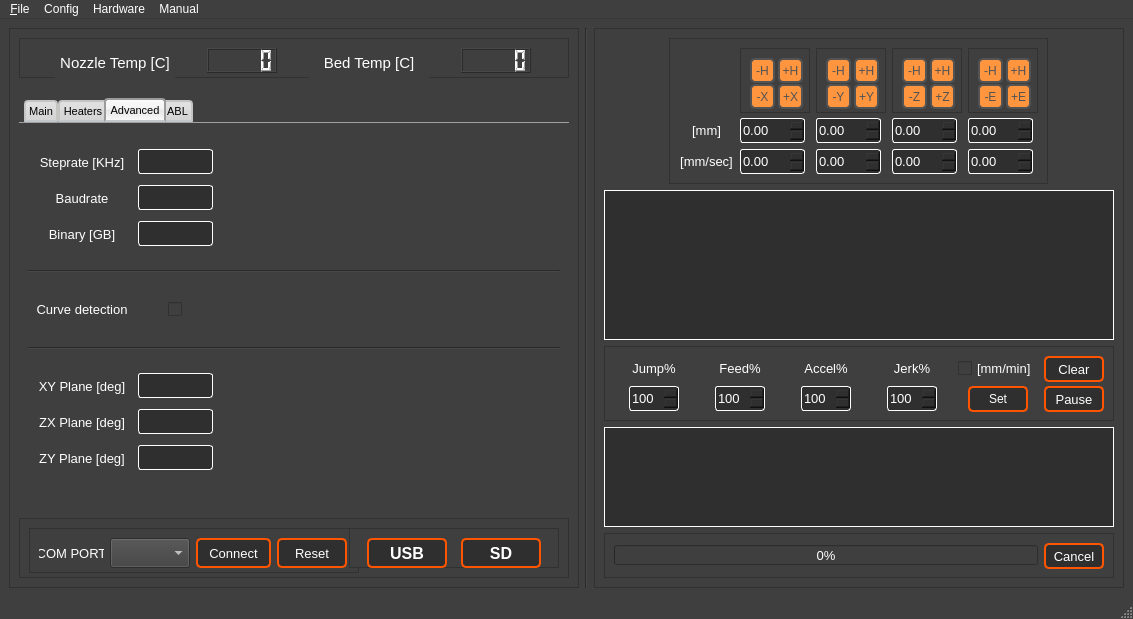
Above: Docs/QtDesigner/mainwindow_design.ui from PanagiotisMenounos/3DHex before the change. Below: the same form after it.
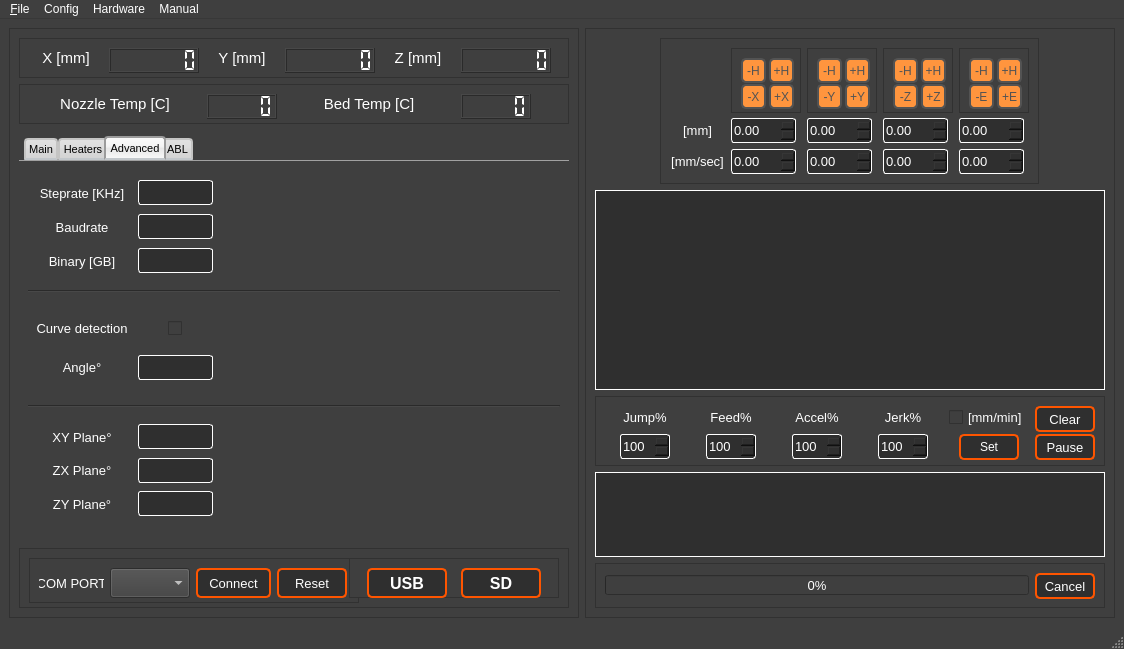
That is the form after the change. The open tabs and pages were chosen to show the change.

Diff of the .ui file:
```diff
--- a/Docs/QtDesigner/mainwindow_design.ui
+++ b/Docs/QtDesigner/mainwindow_design.ui
@@ -6,8 +6,8 @@
    <rect>
     <x>0</x>
     <y>0</y>
-    <width>1133</width>
-    <height>619</height>
+    <width>1124</width>
+    <height>649</height>
    </rect>
   </property>
   <property name="minimumSize">
@@ -200,14 +200,7 @@
 background-color: rgb(63, 63, 63);</string>
    </property>
    <layout class="QGridLayout" name="gridLayout_4">
-    <item row="0" column="1">
-     <widget class="Line" name="line_2">
-      <property name="orientation">
-       <enum>Qt::Vertical</enum>
-      </property>
-     </widget>
-    </item>
-    <item row="0" column="0">
+    <item row="1" column="0">
      <widget class="QFrame" name="frame">
       <property name="minimumSize">
        <size>
@@ -228,6 +221,254 @@
        <enum>QFrame::Raised</enum>
       </property>
       <layout class="QVBoxLayout" name="verticalLayout">
+       <item alignment="Qt::AlignHCenter">
+        <widget class="QFrame" name="frame_24">
+         <property name="sizePolicy">
+          <sizepolicy hsizetype="Maximum" vsizetype="Preferred">
+           <horstretch>0</horstretch>
+           <verstretch>0</verstretch>
+          </sizepolicy>
+         </property>
+         <property name="minimumSize">
+          <size>
+           <width>550</width>
+           <height>40</height>
+          </size>
+         </property>
+         <property name="maximumSize">
+          <size>
+           <width>800</width>
+           <height>40</height>
+          </size>
+         </property>
+         <property name="frameShape">
+          <enum>QFrame::StyledPanel</enum>
+         </property>
+         <property name="frameShadow">
+          <enum>QFrame::Raised</enum>
+         </property>
+         <layout class="QHBoxLayout" name="horizontalLayout_5">
+          <item>
+           <widget class="QLabel" name="l19_7">
+            <property name="minimumSize">
+             <size>
+              <width>60</width>
+              <height>20</height>
+             </size>
+            </property>
+            <property name="maximumSize">
+             <size>
+              <width>60</width>
+              <height>20</height>
+             </size>
+            </property>
+            <property name="font">
+             <font>
+              <pointsize>11</pointsize>
+              <weight>50</weight>
+              <bold>false</bold>
+             </font>
+            </property>
+            <property name="text">
+             <string>X [mm]</string>
+            </property>
+            <property name="alignment">
+             <set>Qt::AlignCenter</set>
+            </property>
+           </widget>
+          </item>
+          <item>
+           <widget class="QLCDNumber" name="Nozz_LCD_2">
+            <property name="minimumSize">
+             <size>
+              <width>90</width>
+              <height>25</height>
+             </size>
+            </property>
+            <property name="maximumSize">
+             <size>
+              <width>90</width>
+              <height>25</height>
+             </size>
+            </property>
+            <property name="font">
+             <font>
+              <pointsize>8</pointsize>
+             </font>
+            </property>
+            <property name="focusPolicy">
+             <enum>Qt::NoFocus</enum>
+            </property>
+            <property name="frameShape">
+             <enum>QFrame::Box</enum>
+            </property>
+            <property name="lineWidth">
+             <number>1</number>
+            </property>
+            <property name="smallDecimalPoint">
+             <bool>false</bool>
+            </property>
+            <property name="digitCount">
+             <number>7</number>
+            </property>
+            <property name="segmentStyle">
+             <enum>QLCDNumber::Flat</enum>
+            </property>
+            <property name="value" stdset="0">
+             <double>0.000000000000000</double>
+            </property>
+            <property name="intValue" stdset="0">
+             <number>0</number>
+            </property>
+           </widget>
+          </item>
+          <item>
+           <widget class="QLabel" name="l19_8">
+            <property name="minimumSize">
+             <size>
+              <width>60</width>
+              <height>20</height>
+             </size>
+            </property>
+            <property name="maximumSize">
+             <size>
+              <width>60</width>
+              <height>20</height>
+             </size>
+            </property>
+            <property name="font">
+             <font>
+              <pointsize>11</pointsize>
+             </font>
+            </property>
+            <property name="text">
+             <string>Y [mm]</string>
+            </property>
+            <property name="alignment">
+             <set>Qt::AlignCenter</set>
+            </property>
+           </widget>
+          </item>
+          <item>
+           <widget class="QLCDNumber" name="Nozz_LCD_3">
+            <property name="minimumSize">
+             <size>
+              <width>90</width>
+              <height>25</height>
+             </size>
+            </property>
+            <property name="maximumSize">
+             <size>
+              <width>90</width>
+              <height>25</height>
+             </size>
+            </property>
+            <property name="font">
+             <font>
+              <pointsize>8</pointsize>
+             </font>
+            </property>
+            <property name="focusPolicy">
+             <enum>Qt::NoFocus</enum>
+            </property>
+            <property name="frameShape">
+             <enum>QFrame::Box</enum>
+            </property>
+            <property name="lineWidth">
+             <number>1</number>
+            </property>
+            <property name="smallDecimalPoint">
+             <bool>false</bool>
+            </property>
+            <property name="digitCount">
+             <number>7</number>
+            </property>
+            <property name="segmentStyle">
+             <enum>QLCDNumber::Flat</enum>
+            </property>
+            <property name="value" stdset="0">
+             <double>0.000000000000000</double>
+            </property>
+            <property name="intValue" stdset="0">
+             <number>0</number>
+            </property>
+           </widget>
+          </item>
+          <item>
+           <widget class="QLabel" name="l19_9">
+            <property name="minimumSize">
+             <size>
+              <width>60</width>
+              <height>20</height>
+             </size>
+            </property>
+            <property name="maximumSize">
+             <size>
+              <width>60</width>
+              <height>20</height>
+             </size>
+            </property>
+            <property name="font">
+             <font>
+              <pointsize>11</pointsize>
+             </font>
+            </property>
+            <property name="text">
+             <string>Z [mm]</string>
+            </property>
+            <property name="alignment">
+             <set>Qt::AlignCenter</set>
+            </property>
+           </widget>
+          </item>
+          <item>
+           <widget class="QLCDNumber" name="Nozz_LCD_4">
+            <property name="minimumSize">
+             <size>
+              <width>90</width>
+              <height>25</height>
+             </size>
+            </property>
+            <property name="maximumSize">
+             <size>
+              <width>90</width>
+              <height>25</height>
+             </size>
+            </property>
+            <property name="font">
+             <font>
+              <pointsize>8</pointsize>
+             </font>
+            </property>
+            <property name="focusPolicy">
+             <enum>Qt::NoFocus</enum>
+            </property>
+            <property name="frameShape">
+             <enum>QFrame::Box</enum>
+            </property>
+            <property name="lineWidth">
+             <number>1</number>
+            </property>
+            <property name="smallDecimalPoint">
+             <bool>false</bool>
+            </property>
+            <property name="digitCount">
+             <number>7</number>
+            </property>
+            <property name="segmentStyle">
+             <enum>QLCDNumber::Flat</enum>
+            </property>
+            <property name="value" stdset="0">
+             <double>0.000000000000000</double>
+            </property>
+            <property name="intValue" stdset="0">
+             <number>0</number>
+            </property>
+           </widget>
+          </item>
+         </layout>
+        </widget>
+       </item>
        <item alignment="Qt::AlignHCenter">
         <widget class="QFrame" name="frame_15">
          <property name="minimumSize">
@@ -254,13 +495,13 @@
             <property name="minimumSize">
              <size>
               <width>120</width>
-              <height>30</height>
+              <height>20</height>
              </size>
             </property>
             <property name="maximumSize">
              <size>
               <width>120</width>
-              <height>30</height>
+              <height>20</height>
              </size>
             </property>
             <property name="font">
@@ -307,6 +548,9 @@
             <property name="smallDecimalPoint">
              <bool>false</bool>
             </property>
+            <property name="segmentStyle">
+             <enum>QLCDNumber::Flat</enum>
+            </property>
             <property name="value" stdset="0">
              <double>0.000000000000000</double>
             </property>
@@ -317,13 +561,13 @@
             <property name="minimumSize">
              <size>
               <width>120</width>
-              <height>30</height>
+              <height>20</height>
              </size>
             </property>
             <property name="maximumSize">
              <size>
               <width>120</width>
-              <height>30</height>
+              <height>20</height>
              </size>
             </property>
             <property name="font">
@@ -353,6 +597,9 @@
               <height>25</height>
              </size>
             </property>
+            <property name="segmentStyle">
+             <enum>QLCDNumber::Flat</enum>
+            </property>
            </widget>
           </item>
          </layout>
@@ -4840,13 +5087,13 @@
              <property name="minimumSize">
               <size>
                <width>200</width>
-               <height>50</height>
+               <height>100</height>
               </size>
              </property>
              <property name="maximumSize">
               <size>
                <width>220</width>
-               <height>50</height>
+               <height>100</height>
               </size>
              </property>
              <property name="frameShape">
@@ -4856,7 +5103,7 @@
               <enum>QFrame::Raised</enum>
              </property>
              <layout class="QGridLayout" name="gridLayout_13">
-              <item row="0" column="0">
+              <item row="0" column="0" alignment="Qt::AlignHCenter">
                <widget class="QLabel" name="l30_2">
                 <property name="minimumSize">
                  <size>
@@ -4883,7 +5130,7 @@
                 </property>
                </widget>
               </item>
-              <item row="0" column="1" alignment="Qt::AlignHCenter|Qt::AlignVCenter">
+              <item row="0" column="1" alignment="Qt::AlignHCenter">
                <widget class="QCheckBox" name="c28">
                 <property name="minimumSize">
                  <size>
@@ -4902,6 +5149,81 @@
                 </property>
                </widget>
               </item>
+              <item row="1" column="0" alignment="Qt::AlignHCenter">
+               <widget class="QLabel" name="l35_2">
+                <property name="minimumSize">
+                 <size>
+                  <width>90</width>
+                  <height>20</height>
+                 </size>
+                </property>
+                <property name="maximumSize">
+                 <size>
+                  <width>90</width>
+                  <height>20</height>
+                 </size>
+                </property>
+                <property name="font">
+                 <font>
+                  <pointsize>10</pointsize>
+                 </font>
+                </property>
+                <property name="text">
+                 <string>Angle°</string>
+                </property>
+                <property name="alignment">
+                 <set>Qt::AlignCenter</set>
+                </property>
+               </widget>
+              </item>
+              <item row="1" column="1" alignment="Qt::AlignHCenter">
+               <widget class="QPlainTextEdit" name="b49_2">
+                <property name="minimumSize">
+                 <size>
+                  <width>75</width>
+                  <height>25</height>
+                 </size>
+                </property>
+                <property name="maximumSize">
+                 <size>
+                  <width>75</width>
+                  <height>25</height>
+                 </size>
+                </property>
+                <property name="font">
+                 <font>
+                  <pointsize>9</pointsize>
+                 </font>
+                </property>
+                <property name="styleSheet">
+                 <string notr="true">QPlainTextEdit{
+background-color: rgb(47, 47, 47);
+color: rgb(255, 255, 255);
+border-style: solid;
+border-radius:3px;
+border-width:1px; 
+border-color:white;
+}
+QPlainTextEdit:hover{
+border-color: rgb(85, 170, 255);
+}
+QPlainTextEdit:focus{
+border-color: rgb(85, 170, 255);
+}
+QPlainTextEdit:disabled {
+background-color: rgb(63, 63, 63);
+color: rgb(0, 0, 0);
+border-color:rgb(120, 120, 120)
+}</string>
+                </property>
+                <property name="verticalScrollBarPolicy">
+                 <enum>Qt::ScrollBarAlwaysOff</enum>
+                </property>
+                <property name="horizontalScrollBarPolicy">
+                 <enum>Qt::ScrollBarAlwaysOff</enum>
+                </property>
+               </widget>
+              </item>
              </layout>
             </widget>
            </item>
@@ -4962,7 +5284,7 @@
                  </font>
                 </property>
                 <property name="text">
-                 <string>ZY Plane [deg]</string>
+                 <string>ZY Plane°</string>
                 </property>
                 <property name="alignment">
                  <set>Qt::AlignCenter</set>
@@ -5133,7 +5455,7 @@
                  </font>
                 </property>
                 <property name="text">
-                 <string>XY Plane [deg]</string>
+                 <string>XY Plane°</string>
                 </property>
                 <property name="alignment">
                  <set>Qt::AlignCenter</set>
@@ -5160,7 +5482,7 @@
                  </font>
                 </property>
                 <property name="text">
-                 <string>ZX Plane [deg]</string>
+                 <string>ZX Plane°</string>
                 </property>
                 <property name="alignment">
                  <set>Qt::AlignCenter</set>
@@ -7542,7 +7864,7 @@
       </layout>
      </widget>
     </item>
-    <item row="0" column="2">
+    <item row="1" column="1">
      <widget class="QFrame" name="frame_3">
       <property name="maximumSize">
        <size>
@@ -8945,7 +9267,7 @@
        <item>
         <widget class="QPlainTextEdit" name="GCODE_Panel">
          <property name="sizePolicy">
-          <sizepolicy hsizetype="Preferred" vsizetype="Preferred">
+          <sizepolicy hsizetype="Preferred" vsizetype="Expanding">
            <horstretch>0</horstretch>
            <verstretch>0</verstretch>
           </sizepolicy>
@@ -8953,7 +9275,7 @@
          <property name="minimumSize">
           <size>
            <width>359</width>
-           <height>150</height>
+           <height>200</height>
           </size>
          </property>
          <property name="maximumSize">
@@ -9004,7 +9326,7 @@
        <item alignment="Qt::AlignHCenter">
         <widget class="QFrame" name="frame_9">
          <property name="sizePolicy">
-          <sizepolicy hsizetype="Preferred" vsizetype="Preferred">
+          <sizepolicy hsizetype="Preferred" vsizetype="Expanding">
            <horstretch>0</horstretch>
            <verstretch>0</verstretch>
           </sizepolicy>
@@ -9012,7 +9334,7 @@
          <property name="minimumSize">
           <size>
            <width>0</width>
-           <height>75</height>
+           <height>70</height>
           </size>
          </property>
          <property name="maximumSize">
@@ -9539,7 +9861,7 @@
          <property name="minimumSize">
           <size>
            <width>359</width>
-           <height>100</height>
+           <height>40</height>
           </size>
          </property>
          <property name="maximumSize">
@@ -9683,7 +10005,7 @@
     <rect>
      <x>0</x>
      <y>0</y>
-     <width>1133</width>
+     <width>1124</width>
      <height>21</height>
     </rect>
    </property>
```
Left out of the diff: 270 changed lines with no effect on the pictures.
